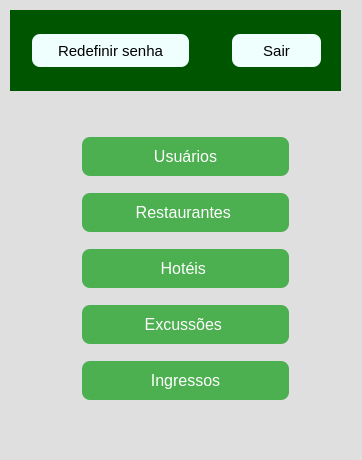
Above: Guia_adm/ui/tela_inicial_adm.ui from lannyily/POO2 before the change. Below: the same form after it.
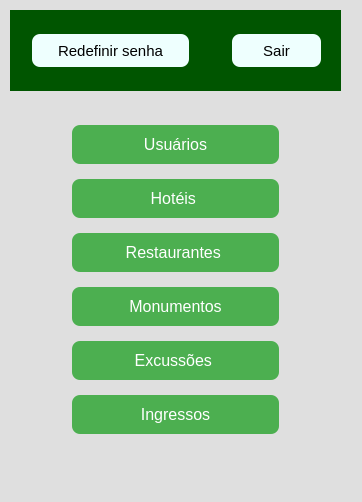
That is the form after the change.

Diff of the .ui file:
```diff
--- a/Guia_adm/ui/tela_inicial_adm.ui
+++ b/Guia_adm/ui/tela_inicial_adm.ui
@@ -7,7 +7,7 @@
     <x>0</x>
     <y>0</y>
     <width>362</width>
-    <height>460</height>
+    <height>502</height>
    </rect>
   </property>
   <property name="windowTitle">
@@ -103,10 +103,10 @@
    <widget class="QSplitter" name="splitter">
     <property name="geometry">
      <rect>
-      <x>80</x>
-      <y>130</y>
+      <x>70</x>
+      <y>120</y>
       <width>211</width>
-      <height>281</height>
+      <height>321</height>
      </rect>
     </property>
     <property name="orientation">
@@ -139,6 +139,31 @@
         </property>
        </widget>
       </item>
+      <item>
+       <widget class="QPushButton" name="pushButton_hoteis_2">
+        <property name="styleSheet">
+         <string notr="true">QPushButton {
+           background-color: #4CAF50;
+           border: none;
+           color: white;
+           padding: 10px 20px;
+           text-align: center;
+           text-decoration: none;
+           display: inline-block;
+           font-size: 16px;
+           margin: 4px 2px;
+           cursor: pointer;
+           border-radius: 8px;
+        }
+        QPushButton:hover {
+           background-color: #45a049;
+        }</string>
+        </property>
+        <property name="text">
+         <string>Hotéis </string>
+        </property>
+       </widget>
+      </item>
       <item>
        <widget class="QPushButton" name="pushButton_restaurantes">
         <property name="styleSheet">
@@ -185,7 +210,7 @@
         }</string>
         </property>
         <property name="text">
-         <string>Hotéis </string>
+         <string>Monumentos</string>
         </property>
        </widget>
       </item>
```
Left out of the diff: 2 changed lines with no effect on the pictures.
